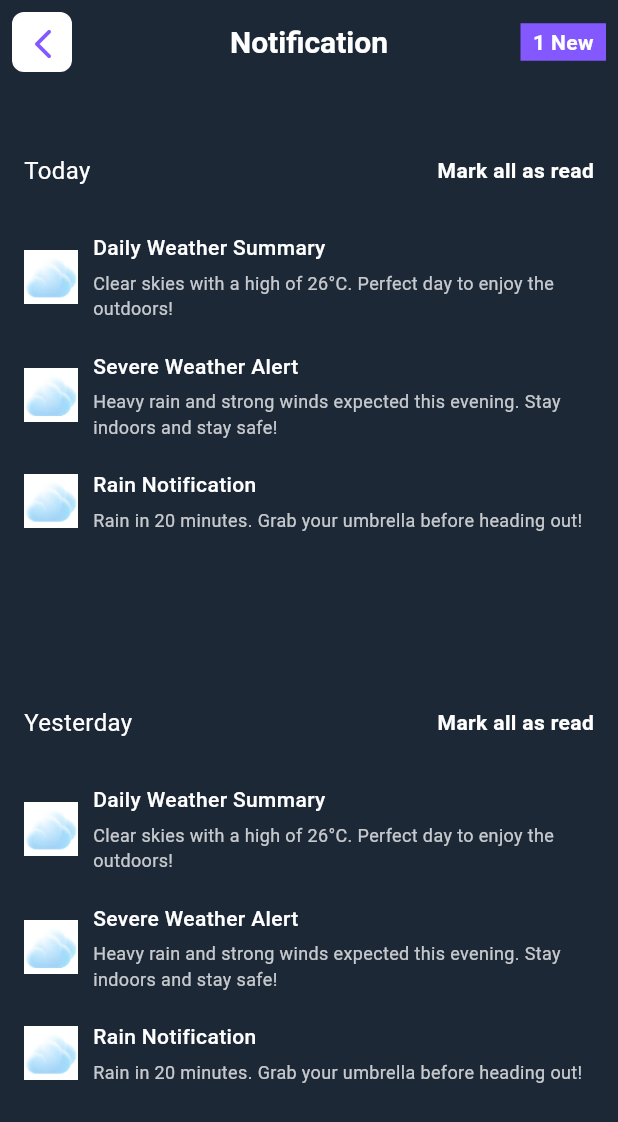
After one commit to doaasafwat/Weather_Forecasting_App, a Flutter app: the NotificationView screen opened directly, on a phone screen of 412 x 824 dp. The commit adds this screen. Shown: the top 1122 px of the screen. Run offline on Flutter 3.47's test engine with Material 3 defaults, Android fonts, the light colour scheme and no system bars; our stand-ins replace font_awesome_flutter.

Commit message:
Notifications Ui

```diff
--- a/lib/main.dart
+++ b/lib/main.dart
@@ -1,4 +1,5 @@
 import 'package:flutter/material.dart';
+import 'package:weather_forecasting_app/views/Notification/notification_view.dart';
 import 'package:weather_forecasting_app/views/splash_view.dart';
 
 void main() {
@@ -10,11 +11,13 @@ class WeatherForeCast extends StatelessWidget {
 
   @override
   Widget build(BuildContext context) {
-    return const MaterialApp(
+    return MaterialApp(
       debugShowCheckedModeBanner: false,
-      home: Scaffold(
-        backgroundColor: Color(0xFF1D2837),
-        body: SplashView(),
+      theme: ThemeData(
+        scaffoldBackgroundColor: const Color(0xff1D2837),
+      ),
+      home: const Scaffold(
+        body:  SplashView(),
       ),
     );
   }
--- /dev/null
+++ b/lib/views/Notification/notification_view.dart
@@ -0,0 +1,66 @@
+import 'package:flutter/material.dart';
+import 'package:weather_forecasting_app/views/Notification/notification_view_body.dart';
+
+class NotificationView extends StatelessWidget {
+  const NotificationView({super.key});
+
+  @override
+  Widget build(BuildContext context) {
+    return Scaffold(
+      appBar: AppBar(
+        centerTitle: true,
+        title: const Text(
+          'Notification',
+          style: TextStyle(
+              fontWeight: FontWeight.w600, fontSize: 20, color: Colors.white),
+        ),
+        automaticallyImplyLeading: false,
+        backgroundColor: const Color(0xff1D2837),
+        leading: Padding(
+          padding: const EdgeInsets.all(8.0),
+          child: Container(
+            decoration: BoxDecoration(
+              border: Border.all(
+                color: Colors.white,
+              ),
+              color: Colors.white,
+              borderRadius: BorderRadius.circular(8),
+            ),
+            width: 40,
+            height: 40,
+            child: IconButton(
+              onPressed: () {},
+              icon: const Icon(
+                Icons.arrow_back_ios_rounded,
+                size: 24,
+                color: Color(0xff8458FF),
+              ),
+            ),
+          ),
+        ),
+        actions: [
+          Padding(
+            padding: const EdgeInsets.all(8.0),
+            child: Container(
+              height: 25,
+              width: 57,
+              decoration: const BoxDecoration(
+                color: Color(0xff8458FF),
+              ),
+              child: const Center(
+                child: Text(
+                  '1 New',
+                  style: TextStyle(
+                      fontWeight: FontWeight.w600,
+                      fontSize: 14,
+                      color: Colors.white),
+                ),
+              ),
+            ),
+          )
+        ],
+      ),
+      body: NotificationViewBody(),
+    );
+  }
+}
--- /dev/null
+++ b/lib/views/Notification/notification_view_body.dart
@@ -0,0 +1,94 @@
+import 'package:flutter/material.dart';
+import 'package:weather_forecasting_app/widgets/notification_date_widget.dart';
+import 'package:weather_forecasting_app/widgets/notification_message_widget.dart';
+
+class NotificationViewBody extends StatelessWidget {
+  NotificationViewBody({super.key}); // إزالة const هنا
+
+  final List<Map<String, String>> notifications = [
+    {
+      'title': 'Daily Weather Summary',
+      'sub': 'Clear skies with a high of 26°C. Perfect day to enjoy the outdoors!',
+      'image': 'assets/images/cloud.jpg',
+    },
+    {
+      'title': 'Severe Weather Alert',
+      'sub': 'Heavy rain and strong winds expected this evening. Stay indoors and stay safe!',
+      'image': 'assets/images/cloud.jpg',
+    },
+    {
+      'title': 'Rain Notification',
+      'sub': 'Rain in 20 minutes. Grab your umbrella before heading out!',
+      'image': 'assets/images/cloud.jpg',
+    },
+  ];
+
+  @override
+  Widget build(BuildContext context) {
+    return Padding(
+      padding: const EdgeInsets.all(16),
+      child: Column(
+        children: [
+          const SizedBox(
+            height: 30,
+          ),
+          const CustomeNotificationsDate(
+            date: 'Today',
+          ),
+          const SizedBox(
+            height: 30,
+          ),
+          Expanded(
+            child: ListView.builder(
+              itemCount: notifications.length,
+              itemBuilder: (context, index) {
+                final title = notifications[index]['title']!;
+                final sub = notifications[index]['sub']!;
+                final image = notifications[index]['image']!;
+                return Column(
+                  children: [
+                    NotificationMessageWidget(
+                      messTitle: title,
+                      messSubTitle: sub,
+                      imagePath: image,
+                    ),
+                    const SizedBox(height: 20),
+                  ],
+                );
+              },
+            ),
+          ),
+          const SizedBox(
+            height: 30,
+          ),
+          const CustomeNotificationsDate(
+            date: 'Yesterday',
+          ),
+          const SizedBox(
+            height: 30,
+          ),
+          Expanded(
+            child: ListView.builder(
+              itemCount: notifications.length,
+              itemBuilder: (context, index) {
+                final title = notifications[index]['title']!;
+                final sub = notifications[index]['sub']!;
+                final image = notifications[index]['image']!;
+                return Column(
+                  children: [
+                    NotificationMessageWidget(
+                      messTitle: title,
+                      messSubTitle: sub,
+                      imagePath: image,
+                    ),
+                    const SizedBox(height: 20),
+                  ],
+                );
+              },
+            ),
+          ),
+        ],
+      ),
+    );
+  }
+}
--- /dev/null
+++ b/lib/widgets/notification_date_widget.dart
@@ -0,0 +1,33 @@
+import 'package:flutter/material.dart';
+
+class CustomeNotificationsDate extends StatelessWidget {
+  const CustomeNotificationsDate({
+    super.key,
+    required this.date,
+  });
+  final String date;
+  @override
+  Widget build(BuildContext context) {
+    return Row(
+      mainAxisAlignment: MainAxisAlignment.spaceBetween,
+      children: [
+        Text(
+          date,
+          style: const TextStyle(
+            fontSize: 16,
+            fontWeight: FontWeight.w400,
+            color: Colors.white,
+          ),
+        ),
+        const Text(
+          'Mark all as read',
+          style: TextStyle(
+            fontSize: 14,
+            fontWeight: FontWeight.w700,
+            color: Colors.white,
+          ),
+        ),
+      ],
+    );
+  }
+}
--- /dev/null
+++ b/lib/widgets/notification_message_widget.dart
@@ -0,0 +1,55 @@
+import 'package:flutter/material.dart';
+
+class NotificationMessageWidget extends StatelessWidget {
+  const NotificationMessageWidget({super.key, required this.messTitle, required this.messSubTitle, required this.imagePath});
+  final String messTitle;
+  final String messSubTitle;
+  final String imagePath;
+
+  @override
+  Widget build(BuildContext context) {
+    return Row(
+      mainAxisAlignment: MainAxisAlignment.start,
+      children: [
+        SizedBox(
+          height: 36,
+          width: 36,
+          child: Image.asset(
+            imagePath,
+            fit: BoxFit.cover,
+          ),
+        ),
+        const SizedBox(
+          width: 10,
+        ),
+        Expanded(
+          child: Column(
+            crossAxisAlignment: CrossAxisAlignment.start,
+            children: [
+              Text(
+                messTitle,
+                style: const TextStyle(
+                    fontSize: 14,
+                    fontWeight: FontWeight.w500,
+                    color: Colors.white),
+              ),
+              const SizedBox(
+                height: 5,
+              ),
+              Text(
+                messSubTitle,
+                maxLines: 2,
+                overflow: TextOverflow.ellipsis,
+                style: TextStyle(
+                  fontSize: 12,
+                  fontWeight: FontWeight.w400,
+                  color: const Color(0xffFFFFFF).withOpacity(.75),
+                ),
+              ),
+            ],
+          ),
+        ),
+      ],
+    );
+  }
+}
```
Also changed, not shown: assets/images/cloud.jpg (added).
